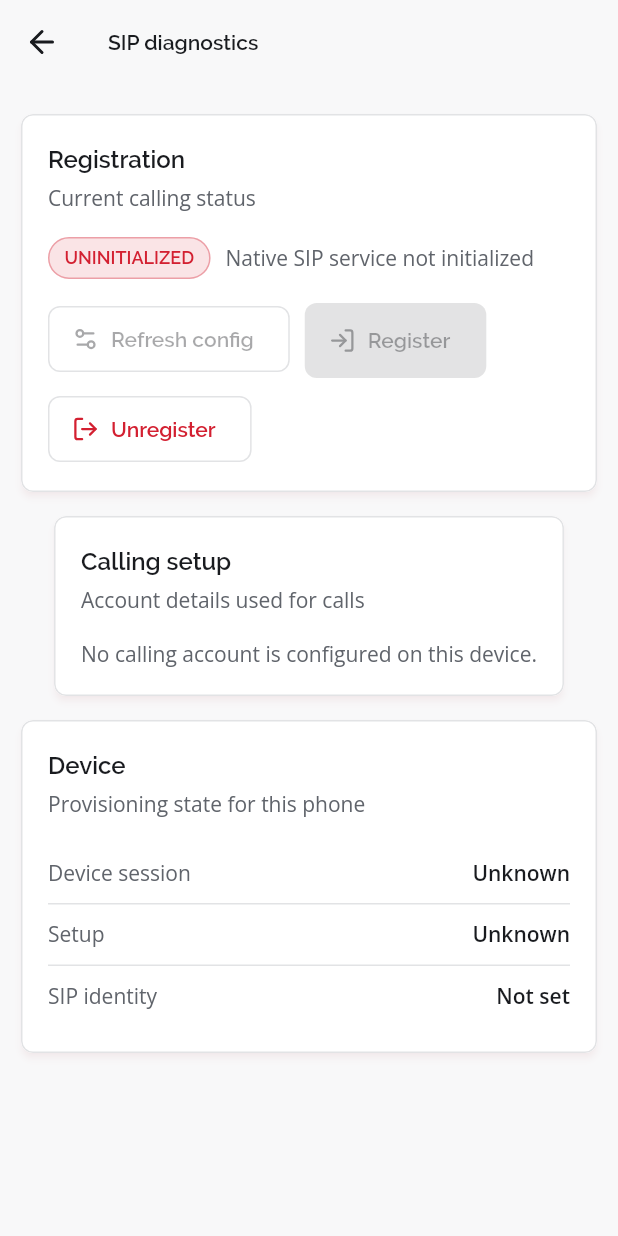
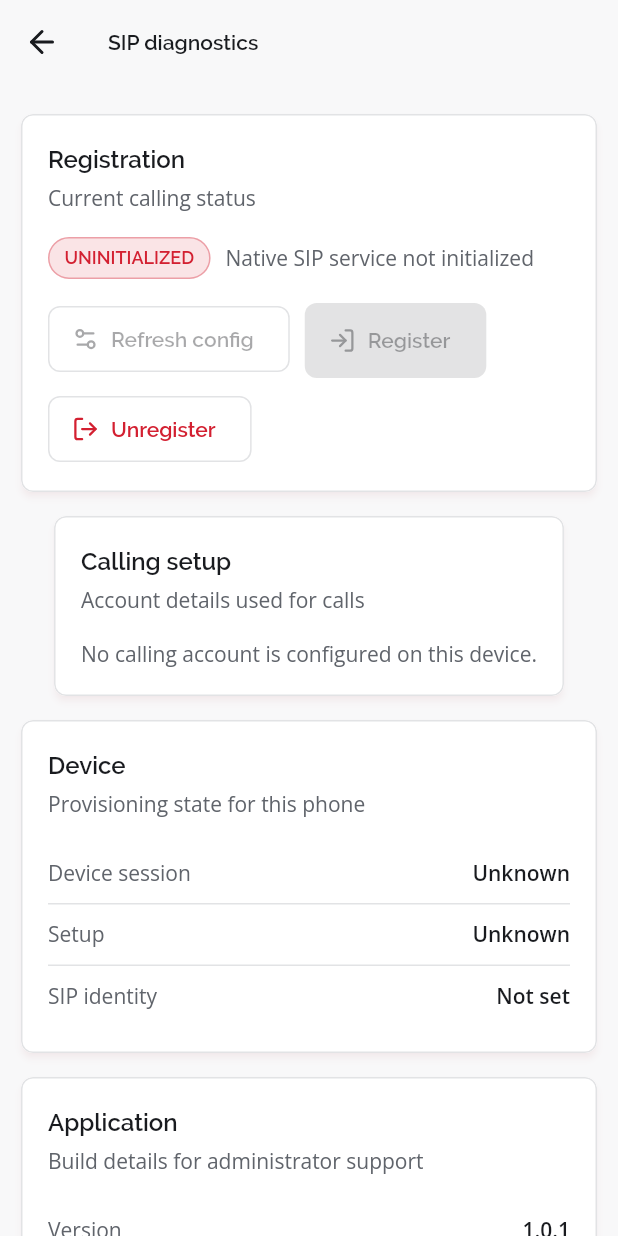
Before and after one commit to thinkswifttech/VoipCloud, a Flutter app: the SipDiagnosticsScreen screen opened by its route, on a phone screen of 412 x 824 dp. Run offline on Flutter 3.47's test engine with Material 3 defaults, Android fonts, the phone set to English and light mode, and no system bars; our stand-ins replace connectivity_plus, dio, firebase_core, firebase_messaging, flutter_contacts, flutter_riverpod and 5 more; missing offline and left inert: cryptography, desktop_drop, file_selector, mobile_scanner, phone_numbers_parser, zxing2; accounts and stored records are empty.

Commit message:
Hide build numbers from customer-facing settings

```diff
--- a/lib/core/app_version_provider.dart
+++ b/lib/core/app_version_provider.dart
@@ -1,7 +1,22 @@
 import 'package:flutter_riverpod/flutter_riverpod.dart';
 import 'package:package_info_plus/package_info_plus.dart';
 
+class AppVersionInfo {
+  const AppVersionInfo({required this.version, required this.buildNumber});
+
+  final String version;
+  final String buildNumber;
+}
+
+final appVersionInfoProvider = FutureProvider<AppVersionInfo>((ref) async {
+  final info = await PackageInfo.fromPlatform();
+  return AppVersionInfo(
+    version: info.version,
+    buildNumber: info.buildNumber,
+  );
+});
+
 final appVersionLabelProvider = FutureProvider<String>((ref) async {
-  final info = await PackageInfo.fromPlatform();
-  return 'Version ${info.version} (build ${info.buildNumber})';
+  final info = await ref.watch(appVersionInfoProvider.future);
+  return 'Version ${info.version}';
 });
--- a/lib/features/settings/presentation/settings_screen.dart
+++ b/lib/features/settings/presentation/settings_screen.dart
@@ -558,7 +558,7 @@ class _DesktopUpdateTile extends StatelessWidget {
     final available = result?.status == DesktopUpdateStatus.available;
     final subtitle = switch (result?.status) {
       DesktopUpdateStatus.available =>
-        'Version ${release!.version} (build ${release.build}) is available',
+        'Version ${release!.version} is available',
       DesktopUpdateStatus.upToDate => 'You have the latest version',
       DesktopUpdateStatus.notConfigured => 'Update service is not configured',
       DesktopUpdateStatus.unsupported =>
--- a/lib/features/settings/presentation/sip_diagnostics_screen.dart
+++ b/lib/features/settings/presentation/sip_diagnostics_screen.dart
@@ -3,6 +3,7 @@ import 'package:flutter_riverpod/flutter_riverpod.dart';
 import 'package:go_router/go_router.dart';
 
 import '../../../app/router/route_names.dart';
+import '../../../core/app_version_provider.dart';
 import '../../../shared/icons/app_icons.dart';
 import '../../../shared/widgets/app_card.dart';
 import '../../../shared/widgets/page_content.dart';
@@ -22,6 +23,7 @@ class SipDiagnosticsScreen extends ConsumerWidget {
     final sip = runtimeSip ?? session?.sipConfig;
     final device = session?.device;
     final registration = ref.watch(sipRegistrationStateProvider);
+    final appVersion = ref.watch(appVersionInfoProvider);
 
     return Scaffold(
       appBar: AppBar(
@@ -142,6 +144,23 @@ class SipDiagnosticsScreen extends ConsumerWidget {
                     device?.sipIdentity ?? sip?.sipIdentity ?? 'Not set',
                   ),
                 ],
+              ),
+            ),
+            const SizedBox(height: 16),
+            AppCard(
+              title: 'Application',
+              subtitle: 'Build details for administrator support',
+              child: appVersion.when(
+                data: (info) => _DiagnosticList(
+                  items: [
+                    _DiagnosticEntry('Version', info.version),
+                    _DiagnosticEntry('Build number', info.buildNumber),
+                  ],
+                ),
+                loading: () => const Text('Loading application details...'),
+                error: (_, _) => const Text(
+                  'Application build details are unavailable.',
+                ),
               ),
             ),
             if (sip != null) ...[
```
